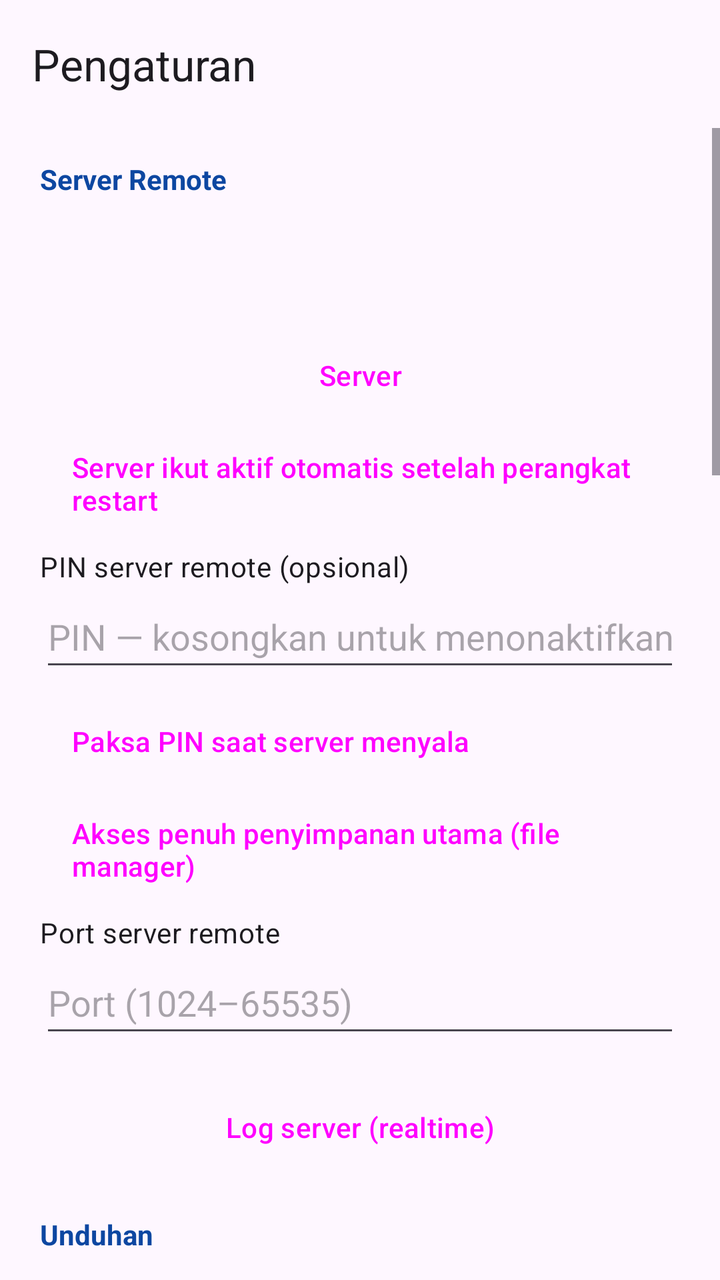
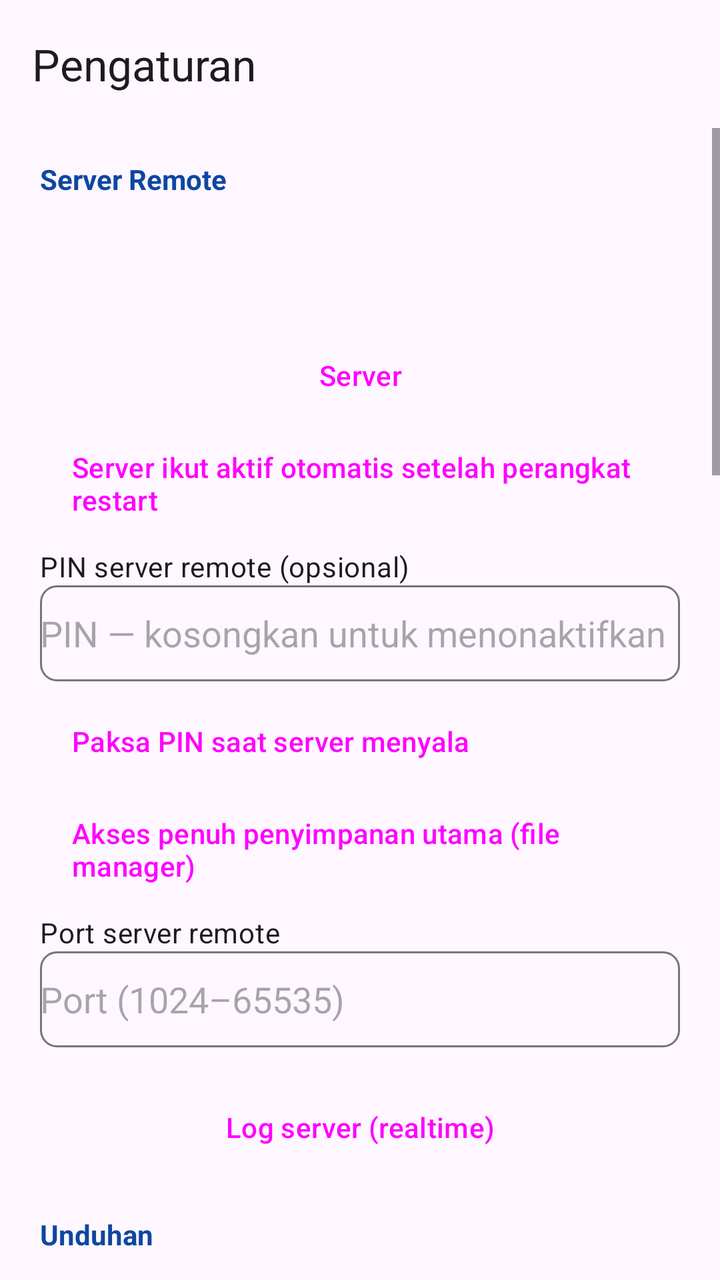

An Android layout rendered at two revisions. The XML below is the earlier revision; the diff shows what the commit changed to produce the second picture.
<!-- AndroidManifest.xml: activity theme Theme.HttpDownloadManager -->
<!-- res/layout/activity_settings.xml -->
<?xml version="1.0" encoding="utf-8"?>
<LinearLayout xmlns:android="http://schemas.android.com/apk/res/android"
    xmlns:app="http://schemas.android.com/apk/res-auto"
    android:layout_width="match_parent"
    android:layout_height="match_parent"
    android:orientation="vertical">

    <com.google.android.material.appbar.MaterialToolbar
        android:id="@+id/toolbar"
        android:layout_width="match_parent"
        android:layout_height="?attr/actionBarSize"
        app:title="@string/action_settings" />

    <ScrollView
        android:layout_width="match_parent"
        android:layout_height="match_parent"
        android:fillViewport="true">

        <LinearLayout
            android:layout_width="match_parent"
            android:layout_height="wrap_content"
            android:orientation="vertical"
            android:paddingHorizontal="20dp"
            android:paddingBottom="24dp">

            <TextView
                android:layout_width="match_parent"
                android:layout_height="wrap_content"
                android:layout_marginTop="16dp"
                android:text="@string/settings_section_server"
                android:textColor="@color/primary"
                android:textSize="14sp"
                android:textStyle="bold" />

            <TextView
                android:id="@+id/server_status"
                android:layout_width="match_parent"
                android:layout_height="wrap_content"
                android:layout_marginTop="4dp"
                android:textAppearance="?attr/textAppearanceTitleMedium" />

            <Button
                android:id="@+id/storage_btn"
                style="?attr/materialButtonOutlinedStyle"
                android:layout_width="match_parent"
                android:layout_height="wrap_content"
                android:layout_marginTop="10dp"
                android:text="@string/remote_storage_btn"
                android:visibility="gone" />

            <TextView
                android:id="@+id/urls"
                android:layout_width="match_parent"
                android:layout_height="wrap_content"
                android:layout_marginTop="8dp"
                android:textIsSelectable="true"
                android:textAppearance="?attr/textAppearanceBodyMedium" />

            <ImageView
                android:id="@+id/qr"
                android:layout_width="200dp"
                android:layout_height="200dp"
                android:layout_gravity="center_horizontal"
                android:layout_marginTop="12dp"
                android:contentDescription="@string/remote_qr_desc"
                android:visibility="gone" />

            <Button
                android:id="@+id/server_switch"
                style="?attr/materialButtonOutlinedStyle"
                android:layout_width="match_parent"
                android:layout_height="wrap_content"
                android:layout_marginTop="12dp"
                android:minHeight="48dp"
                android:text="@string/server_switch" />

            <Button
                android:id="@+id/check_server_autostart"
                style="?attr/materialButtonOutlinedStyle"
                android:layout_width="match_parent"
                android:layout_height="wrap_content"
                android:layout_marginTop="6dp"
                android:minHeight="48dp"
                android:gravity="start|center_vertical"
                android:paddingHorizontal="16dp"
                android:text="@string/settings_server_autostart" />

            <TextView
                android:layout_width="match_parent"
                android:layout_height="wrap_content"
                android:layout_marginTop="8dp"
                android:text="@string/settings_pin_label"
                android:textAppearance="?attr/textAppearanceBodyMedium" />

            <EditText
        android:focusable="true"
        android:focusableInTouchMode="true"
        android:minHeight="48dp"
                android:id="@+id/input_pin"
                android:layout_width="match_parent"
                android:layout_height="wrap_content"
                android:hint="@string/settings_pin_hint"
                android:inputType="numberPassword"
                android:maxLength="10" />

            <Button
                android:id="@+id/check_pin_enforced"
                style="?attr/materialButtonOutlinedStyle"
                android:layout_width="match_parent"
                android:layout_height="wrap_content"
                android:layout_marginTop="6dp"
                android:minHeight="48dp"
                android:gravity="start|center_vertical"
                android:paddingHorizontal="16dp"
                android:text="@string/settings_pin_enforced" />

            <Button
                android:id="@+id/check_fs_full_access"
                style="?attr/materialButtonOutlinedStyle"
                android:layout_width="match_parent"
                android:layout_height="wrap_content"
                android:layout_marginTop="6dp"
                android:minHeight="48dp"
                android:gravity="start|center_vertical"
                android:paddingHorizontal="16dp"
                android:text="@string/settings_fs_full_access" />

            <TextView
                android:layout_width="match_parent"
                android:layout_height="wrap_content"
                android:layout_marginTop="8dp"
                android:text="@string/settings_port_label"
                android:textAppearance="?attr/textAppearanceBodyMedium" />

            <EditText
        android:focusable="true"
        android:focusableInTouchMode="true"
        android:minHeight="48dp"
                android:id="@+id/input_port"
                android:layout_width="match_parent"
                android:layout_height="wrap_content"
                android:hint="@string/settings_port_hint"
                android:importantForAutofill="no"
                android:inputType="number" />

            <Button
                android:id="@+id/btn_log"
                style="?attr/materialButtonOutlinedStyle"
                android:layout_width="match_parent"
                android:layout_height="wrap_content"
                android:layout_marginTop="16dp"
                android:text="@string/remote_log_label" />

            <TextView
                android:layout_width="match_parent"
                android:layout_height="wrap_content"
                android:layout_marginTop="20dp"
                android:text="@string/settings_section_download"
                android:textColor="@color/primary"
                android:textSize="14sp"
                android:textStyle="bold" />

            <Button
                android:id="@+id/check_background"
                style="?attr/materialButtonOutlinedStyle"
                android:layout_width="match_parent"
                android:layout_height="wrap_content"
                android:layout_marginTop="6dp"
                android:minHeight="48dp"
                android:gravity="start|center_vertical"
                android:paddingHorizontal="16dp"
                android:text="@string/settings_background" />

            <Button
                android:id="@+id/check_autostart"
                style="?attr/materialButtonOutlinedStyle"
                android:layout_width="match_parent"
                android:layout_height="wrap_content"
                android:layout_marginTop="6dp"
                android:minHeight="48dp"
                android:gravity="start|center_vertical"
                android:paddingHorizontal="16dp"
                android:text="@string/settings_autostart" />

            <Button
                android:id="@+id/check_auto_sort"
                style="?attr/materialButtonOutlinedStyle"
                android:layout_width="match_parent"
                android:layout_height="wrap_content"
                android:layout_marginTop="6dp"
                android:minHeight="48dp"
                android:gravity="start|center_vertical"
                android:paddingHorizontal="16dp"
                android:text="@string/settings_auto_sort" />

            <Button
                android:id="@+id/check_small_first"
                style="?attr/materialButtonOutlinedStyle"
                android:layout_width="match_parent"
                android:layout_height="wrap_content"
                android:layout_marginTop="6dp"
                android:minHeight="48dp"
                android:gravity="start|center_vertical"
                android:paddingHorizontal="16dp"
                android:text="@string/settings_small_first" />

            <Button
                android:id="@+id/check_battery"
                style="?attr/materialButtonOutlinedStyle"
                android:layout_width="match_parent"
                android:layout_height="wrap_content"
                android:layout_marginTop="6dp"
                android:minHeight="48dp"
                android:gravity="start|center_vertical"
                android:paddingHorizontal="16dp"
                android:text="@string/settings_battery" />

            <Button
                android:id="@+id/check_delete_partial"
                style="?attr/materialButtonOutlinedStyle"
                android:layout_width="match_parent"
                android:layout_height="wrap_content"
                android:layout_marginTop="6dp"
                android:minHeight="48dp"
                android:gravity="start|center_vertical"
                android:paddingHorizontal="16dp"
                android:text="@string/settings_delete_partial_on_cancel" />

            <TextView
                android:layout_width="match_parent"
                android:layout_height="wrap_content"
                android:layout_marginTop="12dp"
                android:text="@string/settings_concurrent"
                android:textAppearance="?attr/textAppearanceBodyMedium" />

            <Spinner
                android:id="@+id/spinner_concurrent"
                android:layout_width="match_parent"
                android:layout_height="wrap_content" />

            <TextView
                android:layout_width="match_parent"
                android:layout_height="wrap_content"
                android:layout_marginTop="8dp"
                android:text="@string/settings_speed_limit"
                android:textAppearance="?attr/textAppearanceBodyMedium" />

            <Spinner
                android:id="@+id/spinner_speed"
                android:layout_width="match_parent"
                android:layout_height="wrap_content" />

            <TextView
                android:layout_width="match_parent"
                android:layout_height="wrap_content"
                android:layout_marginTop="8dp"
                android:text="@string/settings_retry"
                android:textAppearance="?attr/textAppearanceBodyMedium" />

            <Spinner
                android:id="@+id/spinner_retry"
                android:layout_width="match_parent"
                android:layout_height="wrap_content" />

            <TextView
                android:layout_width="match_parent"
                android:layout_height="wrap_content"
                android:layout_marginTop="8dp"
                android:text="@string/settings_segments"
                android:textAppearance="?attr/textAppearanceBodyMedium" />

            <Spinner
                android:id="@+id/spinner_segments"
                android:layout_width="match_parent"
                android:layout_height="wrap_content" />

            <TextView
                android:layout_width="match_parent"
                android:layout_height="wrap_content"
                android:layout_marginTop="8dp"
                android:text="@string/settings_connect_timeout"
                android:textAppearance="?attr/textAppearanceBodyMedium" />

            <Spinner
                android:id="@+id/spinner_connect_timeout"
                android:layout_width="match_parent"
                android:layout_height="wrap_content" />

            <TextView
                android:layout_width="match_parent"
                android:layout_height="wrap_content"
                android:layout_marginTop="8dp"
                android:text="@string/settings_read_timeout"
                android:textAppearance="?attr/textAppearanceBodyMedium" />

            <Spinner
                android:id="@+id/spinner_read_timeout"
                android:layout_width="match_parent"
                android:layout_height="wrap_content" />

            <TextView
                android:layout_width="match_parent"
                android:layout_height="wrap_content"
                android:layout_marginTop="8dp"
                android:text="@string/settings_timeout_hint"
                android:textAppearance="?attr/textAppearanceBodySmall"
                android:textColor="?android:attr/textColorSecondary" />

            <TextView
                android:layout_width="match_parent"
                android:layout_height="wrap_content"
                android:layout_marginTop="20dp"
                android:text="@string/settings_section_storage"
                android:textColor="@color/primary"
                android:textSize="14sp"
                android:textStyle="bold" />

            <include
                layout="@layout/view_storage_section" />

            <TextView
                android:layout_width="match_parent"
                android:layout_height="wrap_content"
                android:layout_marginTop="20dp"
                android:text="@string/settings_section_gallery"
                android:textColor="@color/primary"
                android:textSize="14sp"
                android:textStyle="bold" />

            <TextView
                android:layout_width="match_parent"
                android:layout_height="wrap_content"
                android:layout_marginTop="4dp"
                android:text="@string/settings_gallery_image_label"
                android:textAppearance="?attr/textAppearanceBodyMedium" />

            <EditText
        android:focusable="true"
        android:focusableInTouchMode="true"
        android:minHeight="48dp"
                android:id="@+id/input_gallery_image"
                android:layout_width="match_parent"
                android:layout_height="wrap_content"
                android:layout_marginTop="6dp"
                android:hint="@string/settings_gallery_folder_hint"
                android:importantForAutofill="no"
                android:inputType="text"
                android:maxLines="2" />

            <TextView
                android:layout_width="match_parent"
                android:layout_height="wrap_content"
                android:layout_marginTop="10dp"
                android:text="@string/settings_gallery_video_label"
                android:textAppearance="?attr/textAppearanceBodyMedium" />

            <EditText
        android:focusable="true"
        android:focusableInTouchMode="true"
        android:minHeight="48dp"
                android:id="@+id/input_gallery_video"
                android:layout_width="match_parent"
                android:layout_height="wrap_content"
                android:layout_marginTop="6dp"
                android:hint="@string/settings_gallery_folder_hint"
                android:importantForAutofill="no"
                android:inputType="text"
                android:maxLines="2" />

            <TextView
                android:layout_width="match_parent"
                android:layout_height="wrap_content"
                android:layout_marginTop="6dp"
                android:text="@string/settings_gallery_hint"
                android:textAppearance="?attr/textAppearanceBodySmall"
                android:textColor="?android:attr/textColorSecondary" />

            <TextView
                android:layout_width="match_parent"
                android:layout_height="wrap_content"
                android:layout_marginTop="20dp"
                android:text="@string/settings_section_cleanup"
                android:textColor="@color/primary"
                android:textSize="14sp"
                android:textStyle="bold" />

            <Button
                android:id="@+id/btn_cleanup"
                style="?attr/materialButtonOutlinedStyle"
                android:layout_width="match_parent"
                android:layout_height="wrap_content"
                android:layout_marginTop="4dp"
                android:text="@string/cleanup_button" />

            <TextView
                android:id="@+id/cleanup_result"
                android:layout_width="match_parent"
                android:layout_height="wrap_content"
                android:layout_marginTop="6dp"
                android:textAppearance="?attr/textAppearanceBodySmall"
                android:textColor="?android:attr/textColorSecondary" />

            <Button
                android:id="@+id/btn_save"
                android:layout_width="match_parent"
                android:layout_height="wrap_content"
                android:layout_marginTop="20dp"
                android:text="@string/save" />
        </LinearLayout>
    </ScrollView>
</LinearLayout>
<!-- res/layout/view_storage_section.xml (included above) -->
<?xml version="1.0" encoding="utf-8"?>
<LinearLayout xmlns:android="http://schemas.android.com/apk/res/android"
    android:layout_width="match_parent"
    android:layout_height="wrap_content"
    android:orientation="vertical">

    <TextView
        android:layout_width="match_parent"
        android:layout_height="wrap_content"
        android:layout_marginTop="16dp"
        android:text="@string/storage_download_folder"
        android:textAppearance="?attr/textAppearanceBodyMedium" />

    <EditText
        android:focusable="true"
        android:focusableInTouchMode="true"
        android:minHeight="48dp"
        android:id="@+id/input_storage_path"
        android:layout_width="match_parent"
        android:layout_height="wrap_content"
        android:layout_marginTop="8dp"
        android:hint="@string/storage_text_folder_hint"
        android:importantForAutofill="no"
        android:inputType="text"
        android:maxLines="2" />

    <TextView
        android:layout_width="match_parent"
        android:layout_height="wrap_content"
        android:layout_marginTop="16dp"
        android:text="@string/storage_extra_folders"
        android:textAppearance="?attr/textAppearanceBodyMedium" />

    <LinearLayout
        android:id="@+id/extra_folders_container"
        android:layout_width="match_parent"
        android:layout_height="wrap_content"
        android:orientation="vertical" />

    <Button
        android:id="@+id/btn_add_folder"
        android:layout_width="match_parent"
        android:layout_height="wrap_content"
        android:layout_marginTop="8dp"
        android:text="@string/storage_add_folder" />
</LinearLayout>
<!-- resources referenced by this layout -->
<resources>
  <color name="primary">#0D47A1</color>
  <string name="action_settings">Pengaturan</string>
  <string name="cleanup_button">Bersihkan file sampah</string>
  <string name="remote_log_label">Log server (realtime)</string>
  <string name="remote_qr_desc">Alamat remote server (QR)</string>
  <string name="remote_storage_btn">Aktifkan akses file (izin penyimpanan)</string>
  <string name="save">Simpan</string>
  <string name="server_switch">Server</string>
  <string name="settings_auto_sort">Pindahkan otomatis ke subfolder sesuai tipe (Video/Foto)</string>
  <string name="settings_autostart">Mulai otomatis saat perangkat boot</string>
  <string name="settings_background">Lanjutkan download yang terputus otomatis (latar belakang)</string>
  <string name="settings_battery">Tanpa optimasi baterai (download tetap jalan di latar belakang)</string>
  <string name="settings_concurrent">Unduhan bersamaan (antrean)</string>
  <string name="settings_connect_timeout">Timeout koneksi</string>
  <string name="settings_delete_partial_on_cancel">Hapus file parsial saat dibatalkan</string>
  <string name="settings_fs_full_access">Akses penuh penyimpanan utama (file manager)</string>
  <string name="settings_gallery_image_label">Folder galeri foto (opsional)</string>
  <string name="settings_gallery_video_label">Folder galeri video (opsional)</string>
  <string name="settings_pin_enforced">Paksa PIN saat server menyala</string>
  <string name="settings_pin_hint">PIN — kosongkan untuk menonaktifkan</string>
  <string name="settings_pin_label">PIN server remote (opsional)</string>
  <string name="settings_port_hint">Port (1024–65535)</string>
  <string name="settings_port_label">Port server remote</string>
  <string name="settings_read_timeout">Timeout baca</string>
  <string name="settings_retry">Percobaan ulang saat gagal</string>
  <string name="settings_section_cleanup">Pembersihan</string>
  <string name="settings_section_download">Unduhan</string>
  <string name="settings_section_gallery">Galeri</string>
  <string name="settings_section_server">Server Remote</string>
  <string name="settings_section_storage">Penyimpanan</string>
  <string name="settings_segments">Segmen paralel per download</string>
  <string name="settings_server_autostart">Server ikut aktif otomatis setelah perangkat restart</string>
  <string name="settings_small_first">Unduh file kecil lebih dulu (antrean pintar)</string>
  <string name="settings_speed_limit">Batas kecepatan</string>
  <string name="storage_add_folder">+ Tambah folder</string>
  <string name="storage_download_folder">Folder Download (tujuan download)</string>
  <string name="storage_extra_folders">Folder tambahan di File Manager</string>
  <string name="storage_text_folder_hint">Path folder (contoh: /storage/emulated/0/Download)</string>
  <color name="primary_dark">#002171</color>
  <color name="accent">#FF6F00</color>
  <!-- unchanged entries left out for length: 4 -->
</resources>

<!-- the commit's change to res/layout/activity_settings.xml (unified diff, before → after) -->
@@ -82,6 +82,7 @@
                 android:layout_marginTop="6dp"
                 android:minHeight="48dp"
                 android:gravity="start|center_vertical"
+                android:nextFocusDown="@id/input_pin"
                 android:paddingHorizontal="16dp"
                 android:text="@string/settings_server_autostart" />
 
@@ -99,9 +100,13 @@
                 android:id="@+id/input_pin"
                 android:layout_width="match_parent"
                 android:layout_height="wrap_content"
+                android:background="@drawable/bg_input_tv"
                 android:hint="@string/settings_pin_hint"
-                android:inputType="numberPassword"
-                android:maxLength="10" />
+                android:inputType="text"
+                android:maxLength="10"
+                android:password="true"
+                android:nextFocusDown="@id/check_pin_enforced"
+                android:nextFocusUp="@id/check_server_autostart" />
 
             <Button
                 android:id="@+id/check_pin_enforced"
@@ -111,6 +116,7 @@
                 android:layout_marginTop="6dp"
                 android:minHeight="48dp"
                 android:gravity="start|center_vertical"
+                android:nextFocusUp="@id/input_pin"
                 android:paddingHorizontal="16dp"
                 android:text="@string/settings_pin_enforced" />
 
@@ -122,6 +128,7 @@
                 android:layout_marginTop="6dp"
                 android:minHeight="48dp"
                 android:gravity="start|center_vertical"
+                android:nextFocusDown="@id/input_port"
                 android:paddingHorizontal="16dp"
                 android:text="@string/settings_fs_full_access" />
 
@@ -139,15 +146,20 @@
                 android:id="@+id/input_port"
                 android:layout_width="match_parent"
                 android:layout_height="wrap_content"
+                android:background="@drawable/bg_input_tv"
+                android:digits="0123456789"
                 android:hint="@string/settings_port_hint"
                 android:importantForAutofill="no"
-                android:inputType="number" />
+                android:inputType="text"
+                android:nextFocusDown="@id/btn_log"
+                android:nextFocusUp="@id/check_fs_full_access" />
 
             <Button
                 android:id="@+id/btn_log"
                 style="?attr/materialButtonOutlinedStyle"
                 android:layout_width="match_parent"
                 android:layout_height="wrap_content"
+                android:nextFocusUp="@id/input_port"
                 android:layout_marginTop="16dp"
                 android:text="@string/remote_log_label" />
 
@@ -342,6 +354,7 @@
                 android:layout_width="match_parent"
                 android:layout_height="wrap_content"
                 android:layout_marginTop="6dp"
+                android:background="@drawable/bg_input_tv"
                 android:hint="@string/settings_gallery_folder_hint"
                 android:importantForAutofill="no"
                 android:inputType="text"
@@ -362,6 +375,7 @@
                 android:layout_width="match_parent"
                 android:layout_height="wrap_content"
                 android:layout_marginTop="6dp"
+                android:background="@drawable/bg_input_tv"
                 android:hint="@string/settings_gallery_folder_hint"
                 android:importantForAutofill="no"
                 android:inputType="text"
@@ -431,6 +445,7 @@
         android:layout_width="match_parent"
         android:layout_height="wrap_content"
         android:layout_marginTop="8dp"
+        android:background="@drawable/bg_input_tv"
         android:hint="@string/storage_text_folder_hint"
         android:importantForAutofill="no"
         android:inputType="text"
<!-- resource entries referenced after the edit -->
@@ -1,6 +1,31 @@
 <!-- resources referenced by this layout -->
 <resources>
   <color name="primary">#0D47A1</color>
+  <!-- drawable bg_input_tv (drawable) -->
+  <?xml version="1.0" encoding="utf-8"?>
+  <selector xmlns:android="http://schemas.android.com/apk/res/android">
+      <item android:state_focused="true">
+          <shape android:shape="rectangle">
+              <solid android:color="#14FF6F00" />
+              <stroke android:width="2dp" android:color="@color/accent" />
+              <corners android:radius="8dp" />
+          </shape>
+      </item>
+      <item android:state_pressed="true">
+          <shape android:shape="rectangle">
+              <solid android:color="#0D0D47A1" />
+              <stroke android:width="2dp" android:color="@color/primary" />
+              <corners android:radius="8dp" />
+          </shape>
+      </item>
+      <item>
+          <shape android:shape="rectangle">
+              <solid android:color="#00000000" />
+              <stroke android:width="1dp" android:color="@color/text_secondary" />
+              <corners android:radius="8dp" />
+          </shape>
+      </item>
+  </selector>
   <string name="action_settings">Pengaturan</string>
   <string name="cleanup_button">Bersihkan file sampah</string>
   <string name="remote_log_label">Log server (realtime)</string>
@@ -40,6 +65,7 @@
   <string name="storage_text_folder_hint">Path folder (contoh: /storage/emulated/0/Download)</string>
   <color name="primary_dark">#002171</color>
   <color name="accent">#FF6F00</color>
+  <color name="text_secondary">#757575</color>
   <!-- unchanged entries left out for length: 4 -->
 </resources>
 
